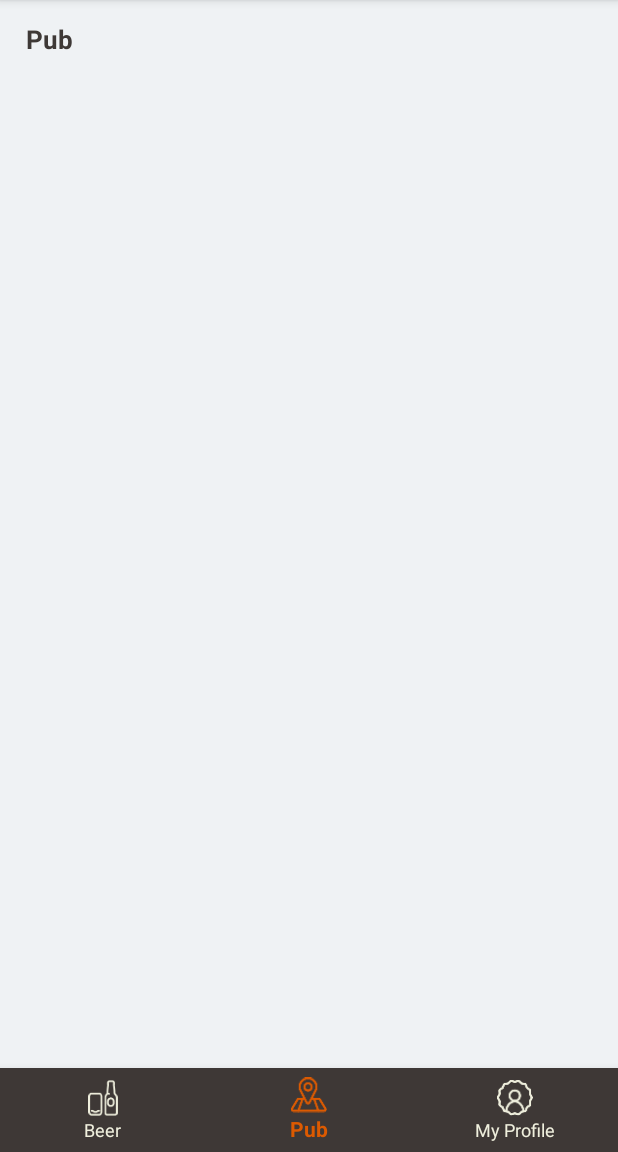
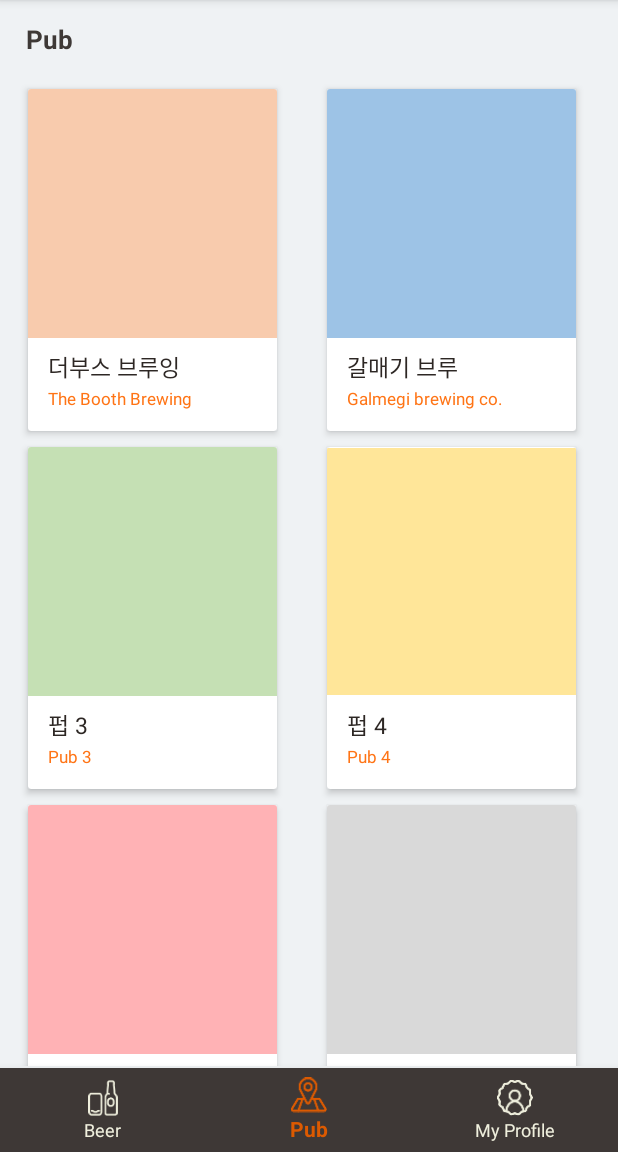
Before and after one commit to Beeering/Beering-Android, an Android app: the BeerFragment screen opened directly, with no data from a screen before it, item 2 of the bottom bar chosen, on a phone screen of 412 x 824 dp, the part 84-1236 px from its top. Run offline under Robolectric (Android 15) with nearby library versions, the phone set to English and light mode, and no system bars.

Commit message:
Create pub card temporaily

```diff
--- a/Beering/app/src/main/java/io/beering/beering/BeerRecyclerAdapter.java
+++ b/Beering/app/src/main/java/io/beering/beering/BeerRecyclerAdapter.java
@@ -1,6 +1,5 @@
 package io.beering.beering;
 
-import android.support.design.widget.Snackbar;
 import android.support.v7.widget.RecyclerView;
 import android.view.LayoutInflater;
 import android.view.View;
@@ -48,34 +47,23 @@
             R.drawable.beer_7 };
 
     class ViewHolder extends RecyclerView.ViewHolder {
-        public ImageView itemImage;
+        public ImageView itemBeerImage;
         public TextView itemName;
         public TextView itemStyle;
         public TextView itemNation;
 
         public ViewHolder(View itemView) {
             super(itemView);
-            itemImage = (ImageView)itemView.findViewById(R.id.item_image);
+            itemBeerImage = (ImageView)itemView.findViewById(R.id.item_image_beer);
             itemName = (TextView)itemView.findViewById(R.id.item_name);
             itemStyle = (TextView)itemView.findViewById(R.id.item_style);
             itemNation = (TextView)itemView.findViewById(R.id.item_nation);
-
-            itemView.setOnClickListener(new View.OnClickListener() {
-                @Override
-                public void onClick(View v) {
-                    int position = getAdapterPosition();
-
-                    Snackbar.make(v, "Click detected on item " + position,
-                            Snackbar.LENGTH_LONG)
-                            .setAction("Action", null).show();
-                }
-            });
         }
     }
 
     @Override
     public ViewHolder onCreateViewHolder(ViewGroup parent, int viewType) {
-        View v = LayoutInflater.from(parent.getContext()).inflate(R.layout.layout_card, parent ,false);
+        View v = LayoutInflater.from(parent.getContext()).inflate(R.layout.layout_card_beer, parent ,false);
         ViewHolder viewHolder = new ViewHolder(v);
         return viewHolder;
     }
@@ -85,7 +73,7 @@
         holder.itemName.setText(name[position]);
         holder.itemStyle.setText(style[position]);
         holder.itemNation.setText(nation[position]);
-        holder.itemImage.setImageResource(images[position]);
+        holder.itemBeerImage.setImageResource(images[position]);
     }
 
     @Override
--- a/Beering/app/src/main/java/io/beering/beering/Fragement/PubFragment.java
+++ b/Beering/app/src/main/java/io/beering/beering/Fragement/PubFragment.java
@@ -9,8 +9,8 @@
 import android.view.View;
 import android.view.ViewGroup;
 
+import io.beering.beering.PubRecyclerAdapter;
 import io.beering.beering.R;
-import io.beering.beering.BeerRecyclerAdapter;
 
 
 public class PubFragment extends Fragment {
@@ -34,11 +34,11 @@
     public void onViewCreated(View view, @Nullable Bundle savedInstanceState) {
         super.onViewCreated(view, savedInstanceState);
 
-        recyclerView = (RecyclerView)getView().findViewById(R.id.recycler_view_beer);
+        recyclerView = (RecyclerView)getView().findViewById(R.id.recycler_view_pub);
         layoutManager = new GridLayoutManager(this.getContext(), 2);
         recyclerView.setLayoutManager(layoutManager);
 
-        adapter = new BeerRecyclerAdapter();
+        adapter = new PubRecyclerAdapter();
         recyclerView.setAdapter(adapter);
     }
 }
--- /dev/null
+++ b/Beering/app/src/main/java/io/beering/beering/PubRecyclerAdapter.java
@@ -0,0 +1,73 @@
+package io.beering.beering;
+
+import android.support.v7.widget.RecyclerView;
+import android.view.LayoutInflater;
+import android.view.View;
+import android.view.ViewGroup;
+import android.widget.ImageView;
+import android.widget.TextView;
+
+/**
+ * Created by hsun on 2017. 5. 16..
+ */
+
+public class PubRecyclerAdapter extends RecyclerView.Adapter<PubRecyclerAdapter.ViewHolder> {
+
+    private String[] kor_name = {
+            "더부스 브루잉",
+            "갈매기 브루",
+            "펍 3",
+            "펍 4",
+            "펍 5",
+            "펍 6",
+            "펍 7" };
+    private String[] eng_name = {
+            "The Booth Brewing",
+            "Galmegi brewing co.",
+            "Pub 3",
+            "Pub 4",
+            "Pub 5",
+            "Pub 6",
+            "Pub 7"};
+
+    private int[] images = {
+            R.drawable.pub_1,
+            R.drawable.pub_2,
+            R.drawable.pub_3,
+            R.drawable.pub_4,
+            R.drawable.pub_5,
+            R.drawable.pub_6,
+            R.drawable.pub_7 };
+
+    class ViewHolder extends RecyclerView.ViewHolder {
+        public ImageView itemPubImage;
+        public TextView itemKorName;
+        public TextView itemEngName;
+
+        public ViewHolder(View itemView) {
+            super(itemView);
+            itemPubImage = (ImageView)itemView.findViewById(R.id.item_image_pub);
+            itemKorName = (TextView)itemView.findViewById(R.id.item_kor_name);
+            itemEngName = (TextView)itemView.findViewById(R.id.item_eng_name);
+        }
+    }
+
+    @Override
+    public ViewHolder onCreateViewHolder(ViewGroup parent, int viewType) {
+        View v = LayoutInflater.from(parent.getContext()).inflate(R.layout.layout_card_pub, parent ,false);
+        ViewHolder viewHolder = new ViewHolder(v);
+        return viewHolder;
+    }
+
+    @Override
+    public void onBindViewHolder(ViewHolder holder, int position) {
+        holder.itemKorName.setText(kor_name[position]);
+        holder.itemEngName.setText(eng_name[position]);
+        holder.itemPubImage.setImageResource(images[position]);
+    }
+
+    @Override
+    public int getItemCount() {
+        return kor_name.length;
+    }
+}
--- a/Beering/app/src/main/res/layout/layout_card.xml
+++ b/Beering/app/src/main/res/layout/layout_card_beer.xml
@@ -16,7 +16,7 @@
         >
 
         <ImageView
-            android:id="@+id/item_image"
+            android:id="@+id/item_image_beer"
             android:layout_width="166dp"
             android:layout_height="249dp"
             android:layout_alignParentLeft="true"
@@ -26,7 +26,7 @@
             android:id="@+id/item_name"
             android:layout_width="wrap_content"
             android:layout_height="25dp"
-            android:layout_below="@+id/item_image"
+            android:layout_below="@+id/item_image_beer"
             android:textSize="16.2sp"
             android:textColor="#2d2724"
             android:textStyle="bold"
--- /dev/null
+++ b/Beering/app/src/main/res/layout/layout_card_pub.xml
@@ -0,0 +1,46 @@
+<?xml version="1.0" encoding="utf-8"?>
+<android.support.v7.widget.CardView
+    xmlns:android="http://schemas.android.com/apk/res/android"
+    xmlns:card_view="http://schemas.android.com/apk/res-auto"
+    android:layout_width="166.2dp"
+    android:layout_height="228dp"
+    android:id="@+id/card_view"
+    android:layout_margin="5dp"
+    card_view:cardBackgroundColor="#ffffff"
+    card_view:cardCornerRadius="2dp"
+    card_view:cardElevation="3dp">
+
+    <RelativeLayout
+        android:layout_width="match_parent"
+        android:layout_height="wrap_content"
+        >
+
+        <ImageView
+            android:id="@+id/item_image_pub"
+            android:layout_width="166.2dp"
+            android:layout_height="166.2dp"
+            android:layout_alignParentLeft="true"
+            android:layout_alignParentTop="true" />
+
+        <TextView
+            android:id="@+id/item_kor_name"
+            android:layout_width="wrap_content"
+            android:layout_height="25dp"
+            android:layout_below="@+id/item_image_pub"
+            android:textSize="15sp"
+            android:textColor="#2d2724"
+            android:layout_marginLeft="13dp"
+            android:layout_marginTop="7dp"
+            />
+
+        <TextView
+            android:id="@+id/item_eng_name"
+            android:layout_width="wrap_content"
+            android:layout_height="wrap_content"
+            android:layout_below="@+id/item_kor_name"
+            android:textSize="11sp"
+            android:textColor="#ff7415"
+            android:layout_marginLeft="13dp"
+            />
+    </RelativeLayout>
+</android.support.v7.widget.CardView>
```
Also changed, not shown: Beering/app/src/main/res/drawable/pub_1.png (added), Beering/app/src/main/res/drawable/pub_2.png (added), Beering/app/src/main/res/drawable/pub_3.png (added), Beering/app/src/main/res/drawable/pub_4.png (added), Beering/app/src/main/res/drawable/pub_5.png (added), Beering/app/src/main/res/drawable/pub_6.png (added), Beering/app/src/main/res/drawable/pub_7.png (added), Beering/app/src/main/res/drawable/pub_8.png (added).
